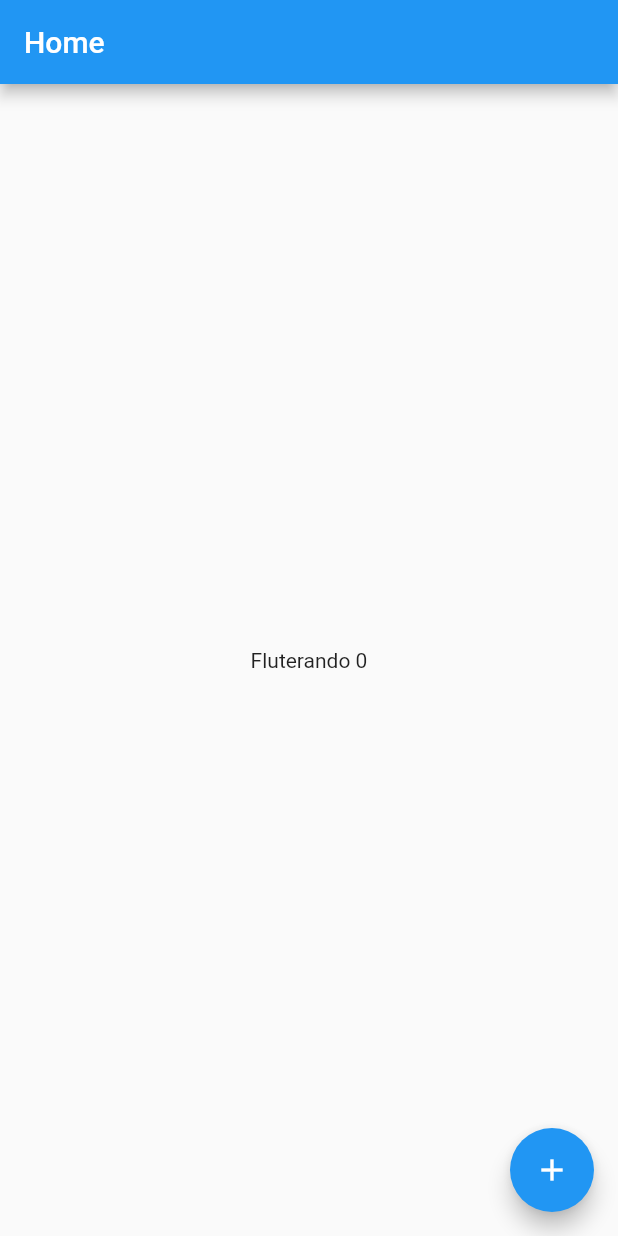
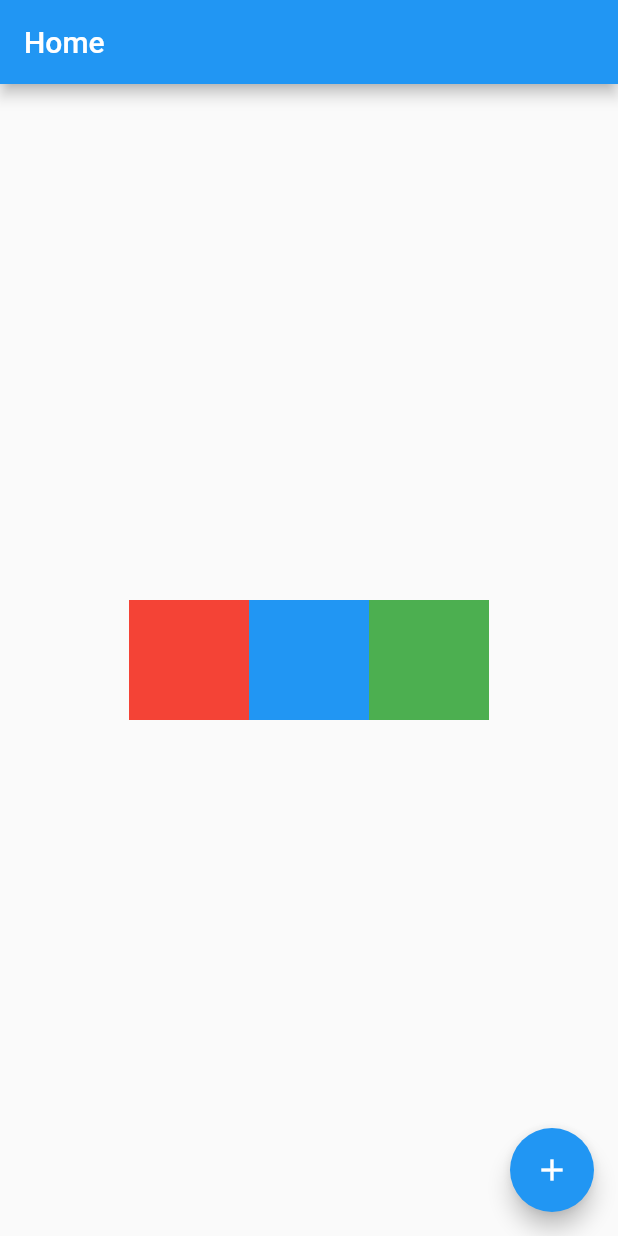
Before and after one commit to ThePetterMaster/flutterando, a Flutter app: the screen it shows after launch, on a phone screen of 412 x 824 dp. Run offline on Flutter 3.47's test engine with Material 2 defaults, Android fonts, the phone set to English and light mode, and no system bars.

Commit message:
Columns e Rows

```diff
--- a/lib/home_page.dart
+++ b/lib/home_page.dart
@@ -44,8 +44,31 @@ class _HomePageState extends State<HomePage> {
       appBar: AppBar(
         title: const Text('Home'),
       ),
-      body: Center(
-        child: Text('Fluterando $counter'),
+      body: SizedBox(
+        height: double.infinity,
+        //width: double.infinity,
+        child: Row(
+          //Column
+          mainAxisAlignment: MainAxisAlignment.center,
+          crossAxisAlignment: CrossAxisAlignment.center,
+          children: [
+            Container(
+              width: 80,
+              height: 80,
+              color: Colors.red,
+            ),
+            Container(
+              width: 80,
+              height: 80,
+              color: Colors.blue,
+            ),
+            Container(
+              width: 80,
+              height: 80,
+              color: Colors.green,
+            ),
+          ],
+        ),
       ),
       floatingActionButton:
           // ignore: avoid_print
```
